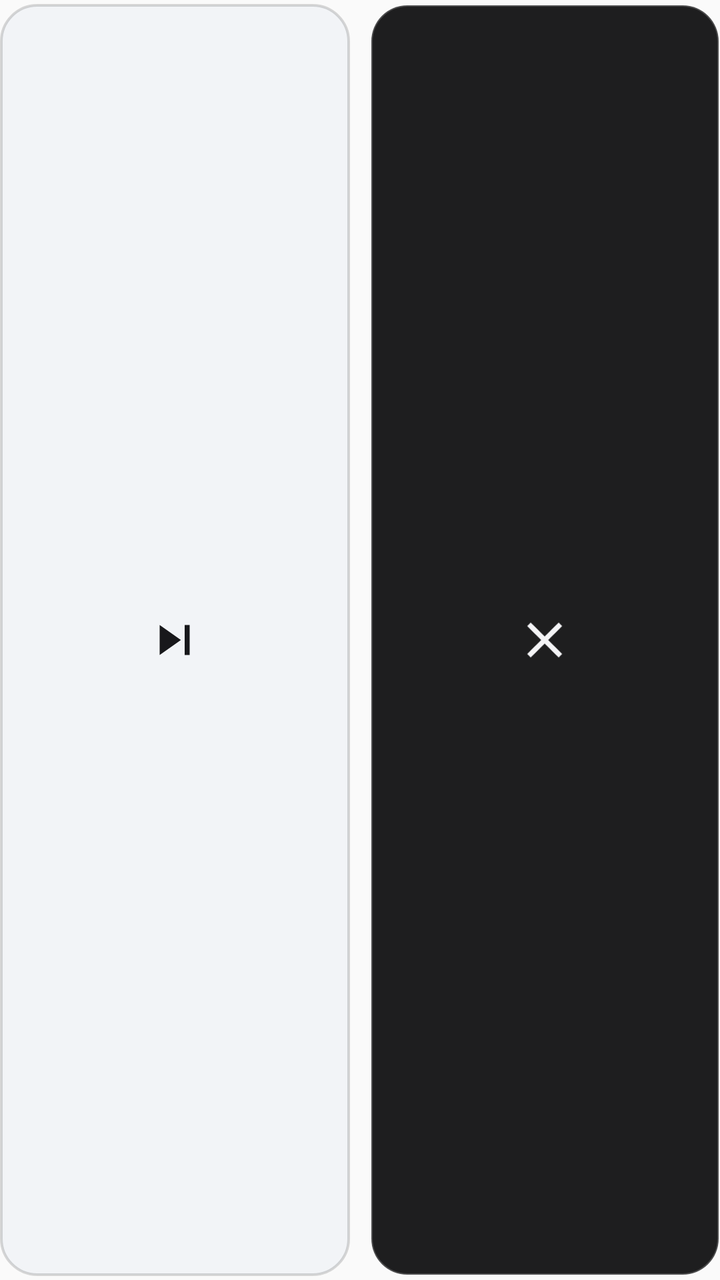
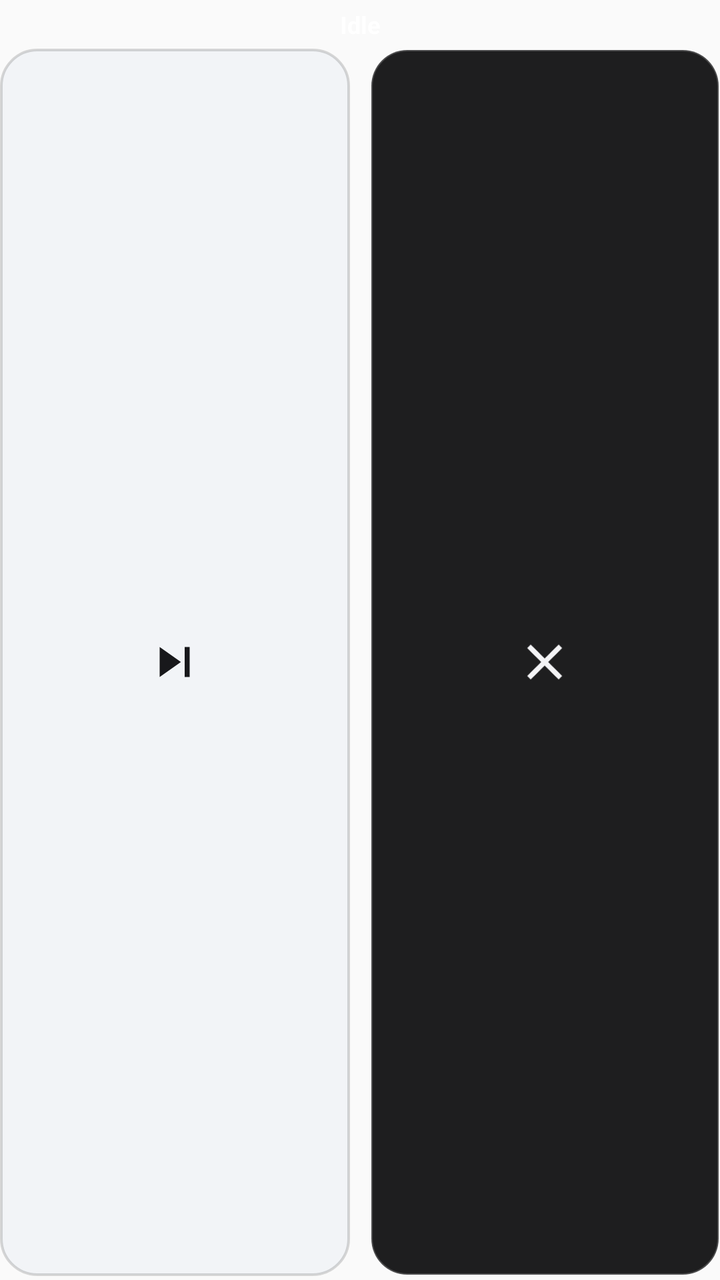

An Android layout rendered at two revisions. The XML below is the earlier revision; the diff shows what the commit changed to produce the second picture.
<!-- AndroidManifest.xml: application theme Theme.VibeSchedule -->
<!-- res/layout/widget_vibe_schedule.xml -->
<?xml version="1.0" encoding="utf-8"?>
<LinearLayout xmlns:android="http://schemas.android.com/apk/res/android"
    android:id="@+id/widget_root"
    android:layout_width="match_parent"
    android:layout_height="match_parent"
    android:baselineAligned="false"
    android:gravity="center"
    android:orientation="horizontal"
    android:paddingStart="0dp"
    android:paddingEnd="0dp"
    android:paddingTop="2dp"
    android:paddingBottom="2dp">

    
    <FrameLayout
        android:id="@+id/btn_widget_skip"
        android:layout_width="0dp"
        android:layout_height="match_parent"
        android:layout_weight="1"
        android:layout_marginStart="0dp"
        android:layout_marginEnd="5dp"
        android:background="@drawable/widget_btn_skip_minimal"
        android:clickable="true"
        android:focusable="true">

        <ImageView
            android:layout_width="30dp"
            android:layout_height="30dp"
            android:layout_gravity="center"
            android:contentDescription="Skip This Period"
            android:scaleType="fitCenter"
            android:src="@drawable/ic_widget_skip" />
    </FrameLayout>

    
    <FrameLayout
        android:id="@+id/btn_widget_cancel"
        android:layout_width="0dp"
        android:layout_height="match_parent"
        android:layout_weight="1"
        android:layout_marginStart="5dp"
        android:layout_marginEnd="0dp"
        android:background="@drawable/widget_btn_cancel_minimal"
        android:clickable="true"
        android:focusable="true">

        <ImageView
            android:layout_width="30dp"
            android:layout_height="30dp"
            android:layout_gravity="center"
            android:contentDescription="Cancel Schedule"
            android:scaleType="fitCenter"
            android:src="@drawable/ic_widget_cancel" />
    </FrameLayout>

</LinearLayout>
<!-- resources referenced by this layout -->
<resources>
  <!-- drawable ic_widget_cancel (drawable) -->
  <vector xmlns:android="http://schemas.android.com/apk/res/android"
      android:width="28dp"
      android:height="28dp"
      android:viewportWidth="24"
      android:viewportHeight="24">
      <path
          android:fillColor="#FFF4F4F6"
          android:pathData="M19,6.41L17.59,5 12,10.59 6.41,5 5,6.41 10.59,12 5,17.59 6.41,19 12,13.41 17.59,19 19,17.59 13.41,12z" />
  </vector>
  <!-- drawable ic_widget_skip (drawable) -->
  <vector xmlns:android="http://schemas.android.com/apk/res/android"
      android:width="28dp"
      android:height="28dp"
      android:viewportWidth="24"
      android:viewportHeight="24">
      <path
          android:fillColor="#FF18181B"
          android:pathData="M6,18l8.5,-6L6,6v12zM16,6v12h2V6h-2z" />
  </vector>
  <!-- drawable widget_btn_cancel_minimal (drawable) -->
  <?xml version="1.0" encoding="utf-8"?>
  <ripple xmlns:android="http://schemas.android.com/apk/res/android"
      android:color="#40FFFFFF">
      <item android:id="@android:id/mask">
          <shape android:shape="rectangle">
              <corners android:radius="18dp" />
              <solid android:color="#FFFFFFFF" />
          </shape>
      </item>
      <item>
          <selector>
              
              <item android:state_pressed="true">
                  <shape android:shape="rectangle">
                      <corners android:radius="18dp" />
                      <solid android:color="#F226262A" />
                      <stroke
                          android:width="1.5dp"
                          android:color="#66FFFFFF" />
                  </shape>
              </item>
  
              
              <item>
                  <shape android:shape="rectangle">
                      <corners android:radius="18dp" />
                      <solid android:color="#F2121214" />
                      <stroke
                          android:width="1.25dp"
                          android:color="#33FFFFFF" />
                  </shape>
              </item>
          </selector>
      </item>
  </ripple>
  <!-- drawable widget_btn_skip_minimal (drawable) -->
  <?xml version="1.0" encoding="utf-8"?>
  <ripple xmlns:android="http://schemas.android.com/apk/res/android"
      android:color="#33000000">
      <item android:id="@android:id/mask">
          <shape android:shape="rectangle">
              <corners android:radius="18dp" />
              <solid android:color="#FFFFFFFF" />
          </shape>
      </item>
      <item>
          <selector>
              
              <item android:state_pressed="true">
                  <shape android:shape="rectangle">
                      <corners android:radius="18dp" />
                      <solid android:color="#E0D8DCE2" />
                      <stroke
                          android:width="1.5dp"
                          android:color="#4D000000" />
                  </shape>
              </item>
  
              
              <item>
                  <shape android:shape="rectangle">
                      <corners android:radius="18dp" />
                      <solid android:color="#F2F2F4F7" />
                      <stroke
                          android:width="1.25dp"
                          android:color="#26000000" />
                  </shape>
              </item>
          </selector>
      </item>
  </ripple>
  <style name="Theme.VibeSchedule" parent="android:Theme.Material.Light.NoActionBar">
          <item name="android:statusBarColor">@color/ic_launcher_background</item>
          <item name="android:navigationBarColor">@color/ic_launcher_background</item>
      </style>
  <color name="ic_launcher_background">#1A1C1E</color>
</resources>

<!-- the commit's change to res/layout/widget_vibe_schedule.xml (unified diff, before → after) -->
@@ -5,52 +5,76 @@
     android:layout_height="match_parent"
     android:baselineAligned="false"
     android:gravity="center"
-    android:orientation="horizontal"
+    android:orientation="vertical"
     android:paddingStart="0dp"
     android:paddingEnd="0dp"
     android:paddingTop="2dp"
     android:paddingBottom="2dp">
 
-    
-    <FrameLayout
-        android:id="@+id/btn_widget_skip"
-        android:layout_width="0dp"
-        android:layout_height="match_parent"
+    <TextView
+        android:id="@+id/widget_status"
+        android:layout_width="match_parent"
+        android:layout_height="wrap_content"
+        android:gravity="center"
+        android:paddingStart="8dp"
+        android:paddingTop="2dp"
+        android:paddingEnd="8dp"
+        android:paddingBottom="4dp"
+        android:text="Idle"
+        android:textColor="@android:color/white"
+        android:textSize="12sp"
+        android:textStyle="bold"
+        android:maxLines="1"
+        android:ellipsize="end" />
+
+    <LinearLayout
+        android:layout_width="match_parent"
+        android:layout_height="0dp"
         android:layout_weight="1"
-        android:layout_marginStart="0dp"
-        android:layout_marginEnd="5dp"
-        android:background="@drawable/widget_btn_skip_minimal"
-        android:clickable="true"
-        android:focusable="true">
+        android:gravity="center"
+        android:orientation="horizontal">
 
-        <ImageView
-            android:layout_width="30dp"
-            android:layout_height="30dp"
-            android:layout_gravity="center"
-            android:contentDescription="Skip This Period"
-            android:scaleType="fitCenter"
-            android:src="@drawable/ic_widget_skip" />
-    </FrameLayout>
+        
+        <FrameLayout
+            android:id="@+id/btn_widget_skip"
+            android:layout_width="0dp"
+            android:layout_height="match_parent"
+            android:layout_weight="1"
+            android:layout_marginStart="0dp"
+            android:layout_marginEnd="5dp"
+            android:background="@drawable/widget_btn_skip_minimal"
+            android:clickable="true"
+            android:focusable="true">
 
-    
-    <FrameLayout
-        android:id="@+id/btn_widget_cancel"
-        android:layout_width="0dp"
-        android:layout_height="match_parent"
-        android:layout_weight="1"
-        android:layout_marginStart="5dp"
-        android:layout_marginEnd="0dp"
-        android:background="@drawable/widget_btn_cancel_minimal"
-        android:clickable="true"
-        android:focusable="true">
+            <ImageView
+                android:layout_width="30dp"
+                android:layout_height="30dp"
+                android:layout_gravity="center"
+                android:contentDescription="Skip This Period"
+                android:scaleType="fitCenter"
+                android:src="@drawable/ic_widget_skip" />
+        </FrameLayout>
 
-        <ImageView
-            android:layout_width="30dp"
-            android:layout_height="30dp"
-            android:layout_gravity="center"
-            android:contentDescription="Cancel Schedule"
-            android:scaleType="fitCenter"
-            android:src="@drawable/ic_widget_cancel" />
-    </FrameLayout>
+        
+        <FrameLayout
+            android:id="@+id/btn_widget_cancel"
+            android:layout_width="0dp"
+            android:layout_height="match_parent"
+            android:layout_weight="1"
+            android:layout_marginStart="5dp"
+            android:layout_marginEnd="0dp"
+            android:background="@drawable/widget_btn_cancel_minimal"
+            android:clickable="true"
+            android:focusable="true">
+
+            <ImageView
+                android:layout_width="30dp"
+                android:layout_height="30dp"
+                android:layout_gravity="center"
+                android:contentDescription="Cancel Schedule"
+                android:scaleType="fitCenter"
+                android:src="@drawable/ic_widget_cancel" />
+        </FrameLayout>
+    </LinearLayout>
 
 </LinearLayout>
